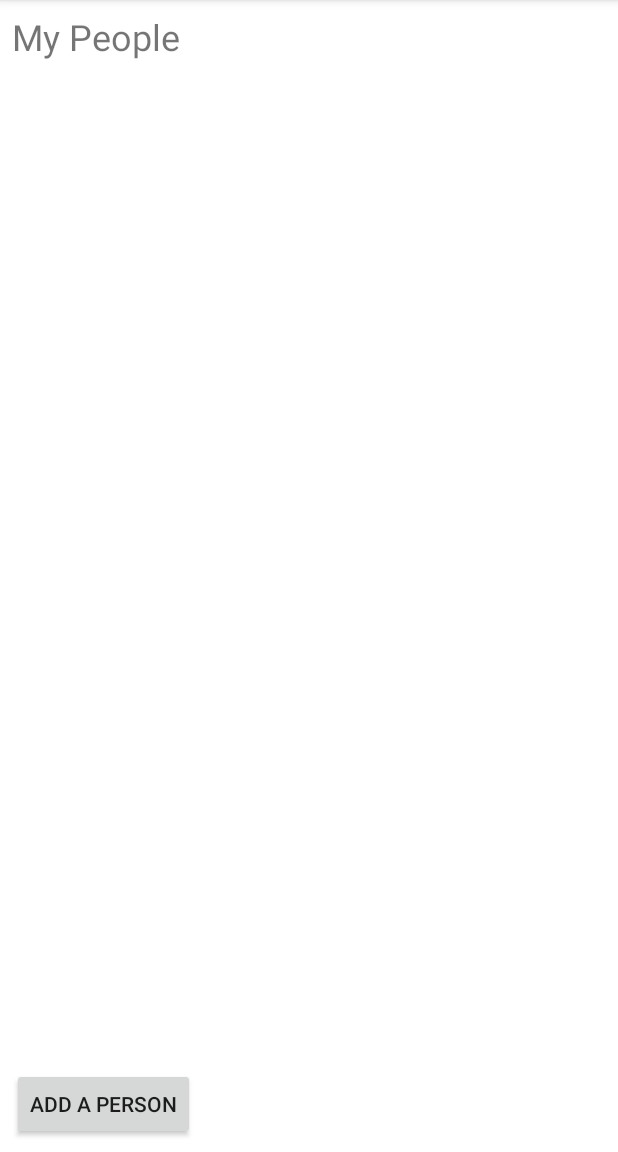
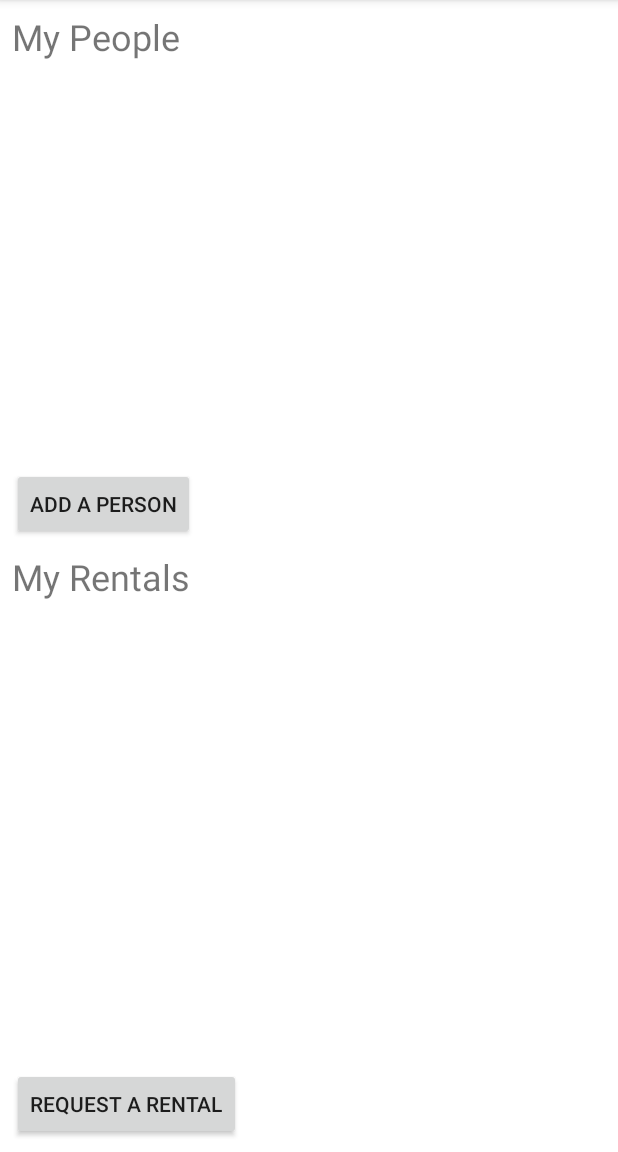
Before and after one commit to aworldnervelink/schuss, an Android app: the fragment HomeFragment placed in its activity, on a phone screen of 412 x 824 dp, the part 84-1236 px from its top. Run offline under Robolectric (Android 15) with nearby library versions, the phone set to English and light mode, and no system bars; our stand-ins replace AdMob, ButterKnife, EventBus; libraries missing offline, so code that uses them is left out: com.google.android.gms, com.xwray.groupie, jp.wasabeef.glide, org.immutables.value, org.slf4j; pictures from the network do not load; 8 statements that could not run were skipped.

Commit message:
Added skeletal 'rental request' fragment.

```diff
--- a/app/src/main/java/com/appropel/schuss/controller/UserInterface.java
+++ b/app/src/main/java/com/appropel/schuss/controller/UserInterface.java
@@ -23,4 +23,9 @@ public interface UserInterface
      * @param person person
      */
     void showDownhillProfileScreen(Person person);
+
+    /**
+     * Shows the rental request screen.
+     */
+    void showRentalRequestScreen();
 }
--- a/app/src/main/java/com/appropel/schuss/view/fragment/DefaultUserInterface.java
+++ b/app/src/main/java/com/appropel/schuss/view/fragment/DefaultUserInterface.java
@@ -41,4 +41,10 @@ public final class DefaultUserInterface implements UserInterface
         eventBus.post(
                 ChangeFragmentEvent.of(DownhillProfileFragment.class, DownhillProfileFragment.PERSON_KEY, person));
     }
+
+    @Override
+    public void showRentalRequestScreen()
+    {
+        eventBus.post(ChangeFragmentEvent.of(RentalRequestFragment.class));
+    }
 }
--- a/app/src/main/java/com/appropel/schuss/view/fragment/HomeFragment.java
+++ b/app/src/main/java/com/appropel/schuss/view/fragment/HomeFragment.java
@@ -66,7 +66,7 @@ public final class HomeFragment extends Fragment
         personView.setAdapter(adapter);
         personView.setLayoutManager(new LinearLayoutManager(getActivity()));
 
-        return view;    // NOPMD TODO
+        return view;
     }
 
     @Override
@@ -100,6 +100,15 @@ public final class HomeFragment extends Fragment
         userInterface.showEditPersonScreen();
     }
 
+    /**
+     * Handler for when the user clicks 'add a request'.
+     */
+    @OnClick(R.id.add_request_button)
+    public void onAddRentalRequest()
+    {
+        userInterface.showRentalRequestScreen();
+    }
+
     @Override
     public void onStop()
     {
--- a/app/src/main/res/layout/home.xml
+++ b/app/src/main/res/layout/home.xml
@@ -18,12 +18,14 @@
 
     <android.support.v7.widget.RecyclerView
         android:id="@+id/person_list"
-        android:layout_width="354dp"
-        android:layout_height="360dp"
+        android:layout_width="0dp"
+        android:layout_height="0dp"
         android:layout_marginStart="8dp"
         android:layout_marginTop="8dp"
+        android:layout_marginEnd="8dp"
         android:layout_marginBottom="8dp"
         app:layout_constraintBottom_toTopOf="@+id/add_person_button"
+        app:layout_constraintEnd_toEndOf="parent"
         app:layout_constraintStart_toStartOf="parent"
         app:layout_constraintTop_toBottomOf="@+id/textView3"/>
 
@@ -34,6 +36,42 @@
         android:layout_marginStart="8dp"
         android:layout_marginBottom="8dp"
         android:text="@string/add_person"
+        app:layout_constraintBottom_toTopOf="@+id/textView15"
+        app:layout_constraintStart_toStartOf="parent"/>
+
+    <TextView
+        android:id="@+id/textView15"
+        android:layout_width="wrap_content"
+        android:layout_height="wrap_content"
+        android:layout_marginStart="8dp"
+        android:layout_marginTop="8dp"
+        android:layout_marginBottom="8dp"
+        android:text="@string/my_rentals"
+        android:textSize="24sp"
+        app:layout_constraintBottom_toBottomOf="parent"
+        app:layout_constraintStart_toStartOf="parent"
+        app:layout_constraintTop_toTopOf="parent"/>
+
+    <android.support.v7.widget.RecyclerView
+        android:id="@+id/rental_list"
+        android:layout_width="0dp"
+        android:layout_height="0dp"
+        android:layout_marginStart="8dp"
+        android:layout_marginTop="8dp"
+        android:layout_marginEnd="8dp"
+        android:layout_marginBottom="8dp"
+        app:layout_constraintBottom_toTopOf="@+id/add_request_button"
+        app:layout_constraintEnd_toEndOf="parent"
+        app:layout_constraintStart_toStartOf="parent"
+        app:layout_constraintTop_toBottomOf="@+id/textView15"/>
+
+    <Button
+        android:id="@+id/add_request_button"
+        android:layout_width="wrap_content"
+        android:layout_height="wrap_content"
+        android:layout_marginStart="8dp"
+        android:layout_marginBottom="8dp"
+        android:text="@string/add_request"
         app:layout_constraintBottom_toBottomOf="parent"
         app:layout_constraintStart_toStartOf="parent"/>
 </android.support.constraint.ConstraintLayout>
--- a/app/src/main/res/values/strings.xml
+++ b/app/src/main/res/values/strings.xml
@@ -1,7 +1,7 @@
 <?xml version="1.0" encoding="utf-8"?>
 <resources>
     <string name="app_name">Schuss</string>
-    <string name="where_to_rent">Choose a location to rent from</string>
+    <string name="where_to_rent">Where would you like to rent from?</string>
     <string name="welcome_msg">Welcome to Schuss! Please enter your information below.</string>
     <string name="email_address">E-mail Address</string>
     <string name="register">Sign In</string>
@@ -29,4 +29,7 @@
     <string name="ski_length">Ski Length</string>
     <string name="pole_length">Pole Length</string>
     <string name="helmet_size">Helmet Size</string>
+    <string name="my_rentals">My Rentals</string>
+    <string name="add_request">Request a Rental</string>
+    <string name="who_is_renting">Who are you renting for?</string>
 </resources>
```
Also changed, not shown: app/src/main/java/com/appropel/schuss/view/fragment/RentalRequestFragment.java (added, +42 -0 lines), app/src/main/res/layout/rental_request.xml (added, +51 -0 lines).
